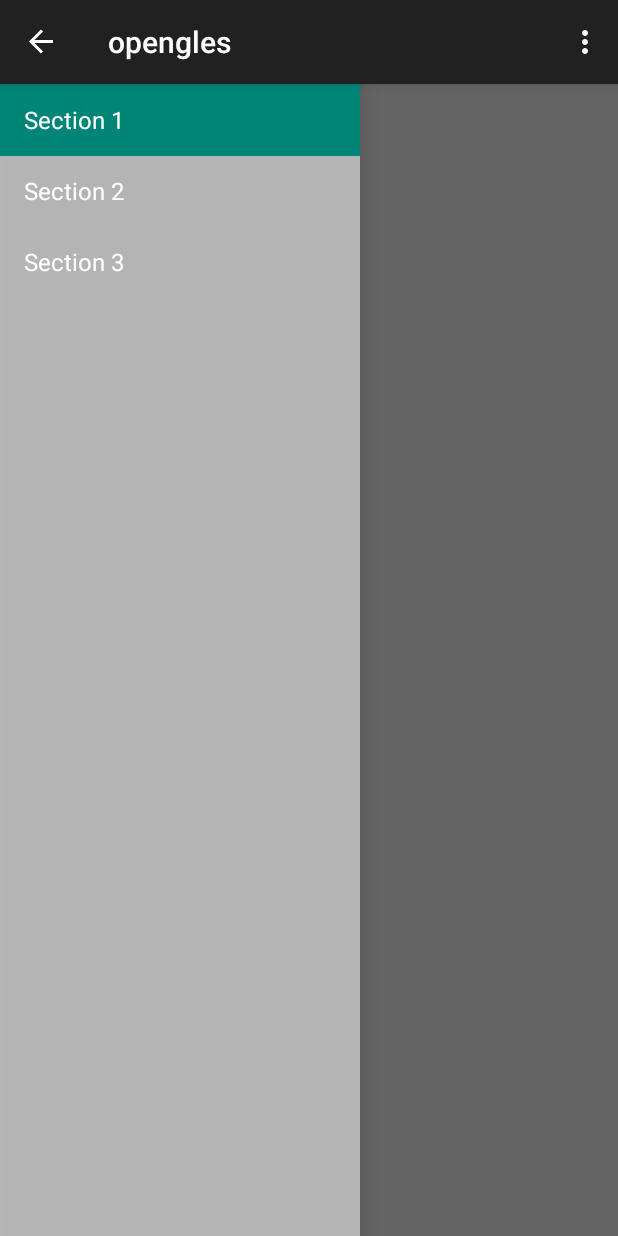
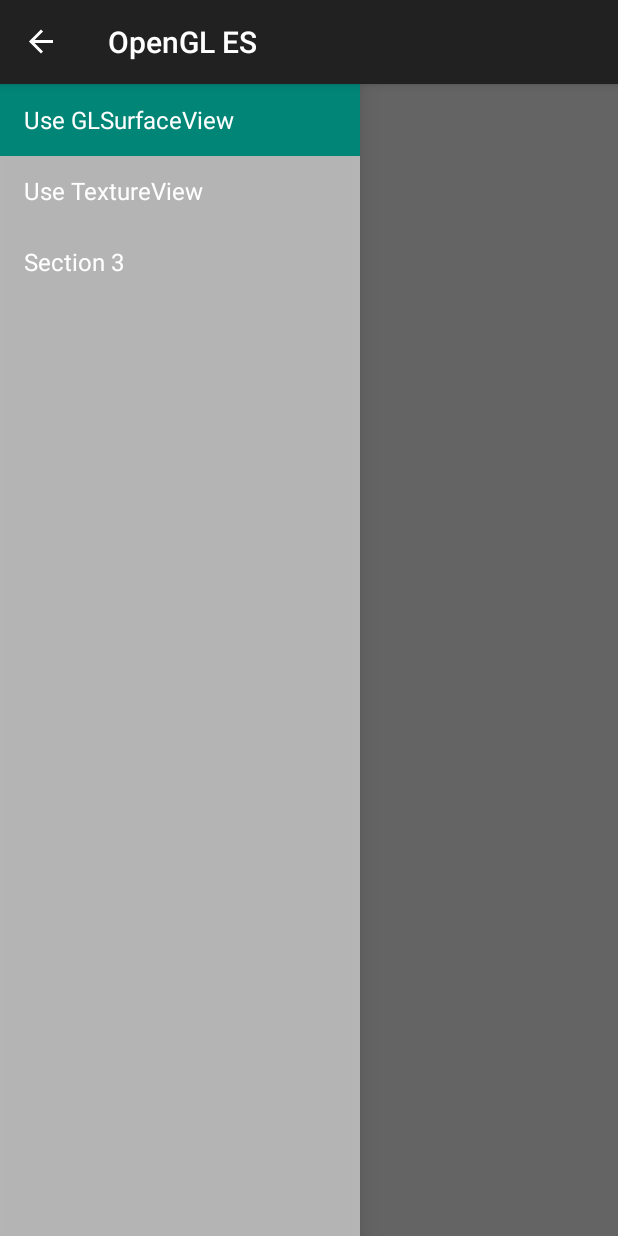
Before and after one commit to ybin/AndroidDemo, an Android app: the screen it shows after launch (MainActivity), on a phone screen of 412 x 824 dp. Run offline under Robolectric (Android 15) with nearby library versions, the phone set to English and light mode, and no system bars.

Commit message:
opengl es: add GLSurfaceView demo.

```diff
--- a/opengles/build.gradle
+++ b/opengles/build.gradle
@@ -7,7 +7,7 @@ android {
     defaultConfig {
         applicationId "com.ybin.opengles"
         minSdkVersion 19
-        targetSdkVersion 22
+        targetSdkVersion 19
         versionCode 1
         versionName "1.0"
     }
--- a/opengles/src/main/java/com/ybin/opengles/MainActivity.java
+++ b/opengles/src/main/java/com/ybin/opengles/MainActivity.java
@@ -1,17 +1,16 @@
 package com.ybin.opengles;
 
-import android.app.Activity;
+import android.os.Bundle;
+import android.support.v4.app.FragmentManager;
+import android.support.v4.widget.DrawerLayout;
+import android.support.v7.app.ActionBar;
 import android.support.v7.app.AppCompatActivity;
-import android.support.v7.app.ActionBar;
-import android.support.v4.app.Fragment;
-import android.support.v4.app.FragmentManager;
-import android.os.Bundle;
-import android.view.LayoutInflater;
 import android.view.Menu;
 import android.view.MenuItem;
-import android.view.View;
-import android.view.ViewGroup;
-import android.support.v4.widget.DrawerLayout;
+
+import com.ybin.opengles.fragments.GLSurfaceViewFragment;
+import com.ybin.opengles.fragments.NavFragment;
+import com.ybin.opengles.fragments.PlaceholderFragment;
 
 public class MainActivity extends AppCompatActivity
         implements NavFragment.NavigationDrawerCallbacks {
@@ -35,6 +34,13 @@ public class MainActivity extends AppCompatActivity
 
     @Override
     public void onNavigationDrawerItemSelected(int position) {
+        if (position == 0) {
+            FragmentManager fragmentManager = getSupportFragmentManager();
+            fragmentManager.beginTransaction()
+                    .replace(R.id.container, new GLSurfaceViewFragment())
+                    .commit();
+            return;
+        }
         // update the main content by replacing fragments
         FragmentManager fragmentManager = getSupportFragmentManager();
         fragmentManager.beginTransaction()
@@ -45,10 +51,10 @@ public class MainActivity extends AppCompatActivity
     public void onSectionAttached(int number) {
         switch (number) {
             case 1:
-                mTitle = getString(R.string.title_section1);
+                mTitle = getString(R.string.gl_surface_view);
                 break;
             case 2:
-                mTitle = getString(R.string.title_section2);
+                mTitle = getString(R.string.texture_view);
                 break;
             case 3:
                 mTitle = getString(R.string.title_section3);
@@ -70,7 +76,7 @@ public class MainActivity extends AppCompatActivity
     public boolean onCreateOptionsMenu(Menu menu) {
         if (!mNavFragment.isDrawerOpen()) {
             // drawer隐藏时action bar的内容，drawer显示时让它自己决定action bar的内容
-            getMenuInflater().inflate(R.menu.main, menu);
+//            getMenuInflater().inflate(R.menu.main, menu);
             restoreActionBar();
             return true;
         }
@@ -91,44 +97,4 @@ public class MainActivity extends AppCompatActivity
 
         return super.onOptionsItemSelected(item);
     }
-
-    /**
-     * A placeholder fragment containing a simple view.
-     */
-    public static class PlaceholderFragment extends Fragment {
-        /**
-         * The fragment argument representing the section number for this
-         * fragment.
-         */
-        private static final String ARG_SECTION_NUMBER = "section_number";
-
-        /**
-         * Returns a new instance of this fragment for the given section
-         * number.
-         */
-        public static PlaceholderFragment newInstance(int sectionNumber) {
-            PlaceholderFragment fragment = new PlaceholderFragment();
-            Bundle args = new Bundle();
-            args.putInt(ARG_SECTION_NUMBER, sectionNumber);
-            fragment.setArguments(args);
-            return fragment;
-        }
-
-        public PlaceholderFragment() {
-        }
-
-        @Override
-        public View onCreateView(LayoutInflater inflater, ViewGroup container,
-                                 Bundle savedInstanceState) {
-            View rootView = inflater.inflate(R.layout.fragment_main, container, false);
-            return rootView;
-        }
-
-        @Override
-        public void onAttach(Activity activity) {
-            super.onAttach(activity);
-            ((MainActivity) activity).onSectionAttached(
-                    getArguments().getInt(ARG_SECTION_NUMBER));
-        }
-    }
 }
--- /dev/null
+++ b/opengles/src/main/java/com/ybin/opengles/fragments/GLSurfaceViewFragment.java
@@ -0,0 +1,39 @@
+package com.ybin.opengles.fragments;
+
+import android.opengl.GLSurfaceView;
+import android.os.Bundle;
+import android.support.annotation.Nullable;
+import android.support.v4.app.Fragment;
+import android.view.LayoutInflater;
+import android.view.View;
+import android.view.ViewGroup;
+
+import com.ybin.opengles.renderers.SimpleRenderer;
+
+public class GLSurfaceViewFragment extends Fragment {
+    private static final String TAG = GLSurfaceViewFragment.class.getSimpleName();
+
+    private GLSurfaceView mGLSurfaceView;
+
+    @Nullable
+    @Override
+    public View onCreateView(LayoutInflater inflater, ViewGroup container, Bundle savedInstanceState) {
+        if (mGLSurfaceView == null) {
+            mGLSurfaceView = new GLSurfaceView(getActivity());
+            mGLSurfaceView.setRenderer(new SimpleRenderer());
+        }
+        return mGLSurfaceView;
+    }
+
+    @Override
+    public void onResume() {
+        super.onResume();
+        mGLSurfaceView.onResume();
+    }
+
+    @Override
+    public void onPause() {
+        super.onPause();
+        mGLSurfaceView.onPause();
+    }
+}
--- a/opengles/src/main/java/com/ybin/opengles/NavFragment.java
+++ b/opengles/src/main/java/com/ybin/opengles/fragments/NavFragment.java
@@ -1,4 +1,4 @@
-package com.ybin.opengles;
+package com.ybin.opengles.fragments;
 
 import android.support.v7.app.AppCompatActivity;
 import android.app.Activity;
@@ -21,6 +21,8 @@ import android.widget.AdapterView;
 import android.widget.ArrayAdapter;
 import android.widget.ListView;
 import android.widget.Toast;
+
+import com.ybin.opengles.R;
 
 /**
  * Fragment used for managing interactions for and presentation of a navigation drawer.
@@ -90,7 +92,7 @@ public class NavFragment extends Fragment {
     public View onCreateView(LayoutInflater inflater, ViewGroup container,
                              Bundle savedInstanceState) {
         mDrawerListView = (ListView) inflater.inflate(
-                R.layout.fragment_navigation_drawer, container, false);
+                R.layout.fragment_nav_drawer, container, false);
         mDrawerListView.setOnItemClickListener(new AdapterView.OnItemClickListener() {
             @Override
             public void onItemClick(AdapterView<?> parent, View view, int position, long id) {
@@ -102,8 +104,8 @@ public class NavFragment extends Fragment {
                 android.R.layout.simple_list_item_activated_1,
                 android.R.id.text1,
                 new String[]{
-                        getString(R.string.title_section1),
-                        getString(R.string.title_section2),
+                        getString(R.string.gl_surface_view),
+                        getString(R.string.texture_view),
                         getString(R.string.title_section3),
                 }));
         mDrawerListView.setItemChecked(mCurrentSelectedPosition, true);
@@ -234,7 +236,7 @@ public class NavFragment extends Fragment {
         // If the drawer is open, show the global app actions in the action bar. See also
         // showGlobalContextActionBar, which controls the top-left area of the action bar.
         if (mDrawerLayout != null && isDrawerOpen()) {
-            inflater.inflate(R.menu.global, menu);
+//            inflater.inflate(R.menu.global, menu);
             showGlobalContextActionBar();
         }
         super.onCreateOptionsMenu(menu, inflater);
--- a/opengles/src/main/res/layout/activity_main.xml
+++ b/opengles/src/main/res/layout/activity_main.xml
@@ -25,7 +25,7 @@
               android:layout_width="@dimen/navigation_drawer_width"
               android:layout_height="match_parent"
               android:layout_gravity="start"
-              android:name="com.ybin.opengles.NavFragment"
-              tools:layout="@layout/fragment_navigation_drawer"/>
+              android:name="com.ybin.opengles.fragments.NavFragment"
+              tools:layout="@layout/fragment_nav_drawer"/>
 
 </android.support.v4.widget.DrawerLayout>
--- a/opengles/src/main/res/layout/fragment_navigation_drawer.xml
+++ b/opengles/src/main/res/layout/fragment_nav_drawer.xml
@@ -6,4 +6,4 @@
           android:divider="@android:color/transparent"
           android:dividerHeight="0dp"
           android:background="#cccc"
-          tools:context=".NavigationDrawerFragment"/>
+          tools:context=".NavFragment"/>
--- a/opengles/src/main/res/values/strings.xml
+++ b/opengles/src/main/res/values/strings.xml
@@ -1,8 +1,8 @@
 <resources>
-    <string name="app_name">opengles</string>
+    <string name="app_name">OpenGL ES</string>
 
-    <string name="title_section1">Section 1</string>
-    <string name="title_section2">Section 2</string>
+    <string name="gl_surface_view">Use GLSurfaceView</string>
+    <string name="texture_view">Use TextureView</string>
     <string name="title_section3">Section 3</string>
 
     <string name="navigation_drawer_open">Open navigation drawer</string>
```
Also changed, not shown: opengles/src/main/java/com/ybin/opengles/fragments/PlaceholderFragment.java (added, +51 -0 lines), opengles/src/main/java/com/ybin/opengles/renderers/SimpleRenderer.java (added, +24 -0 lines).
